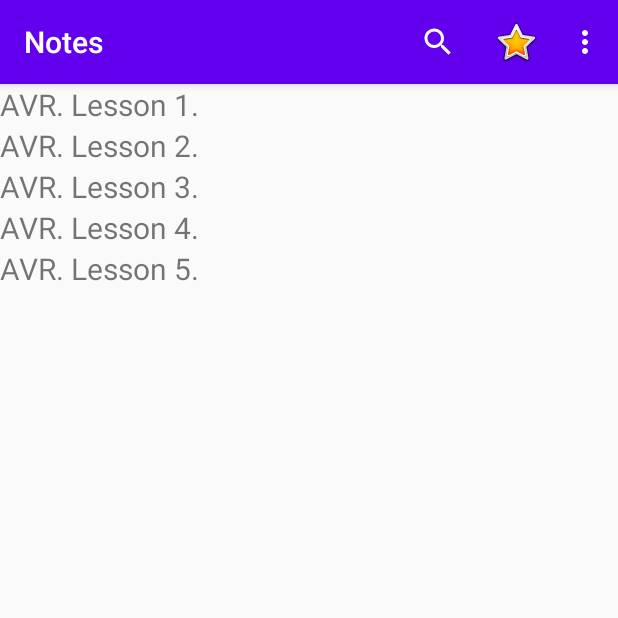
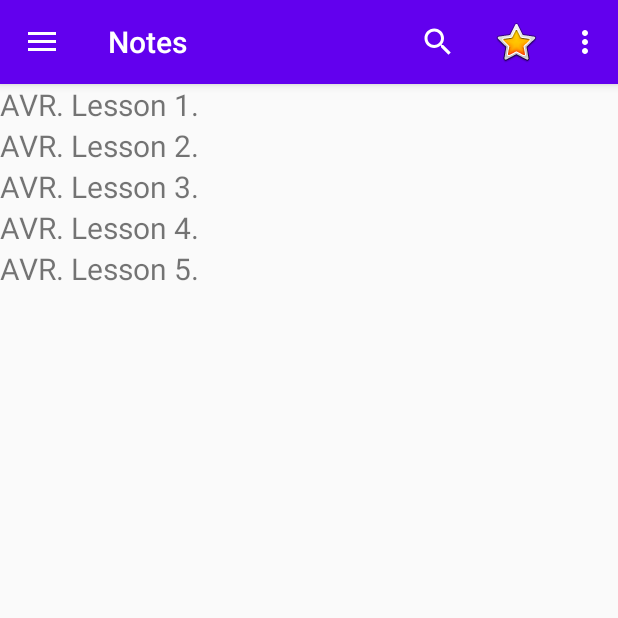
Before and after one commit to profitsw2000/Notes, an Android app: the screen it shows after launch (MainActivity), on a phone screen of 412 x 824 dp, the top half of it. Run offline under Robolectric (Android 15) with nearby library versions, the phone set to English and light mode, and no system bars.

Commit message:
Сделано боковое меню, на кнопки бокового меню поставлены заглушки в виде короткого всплывающего сообщения. Приложение требует доработки, так как в ландшафтной ориентации приложение "падает".

```diff
--- a/app/src/main/java/ru/profitsw2000/MainActivity.java
+++ b/app/src/main/java/ru/profitsw2000/MainActivity.java
@@ -1,5 +1,6 @@
 package ru.profitsw2000;
 
+import androidx.appcompat.app.ActionBarDrawerToggle;
 import androidx.appcompat.app.AppCompatActivity;
 
 import android.os.Bundle;
@@ -9,6 +10,10 @@ import android.widget.Toast;
 
 import androidx.appcompat.widget.Toolbar;
 import androidx.appcompat.widget.SearchView;
+import androidx.core.view.GravityCompat;
+import androidx.drawerlayout.widget.DrawerLayout;
+
+import com.google.android.material.navigation.NavigationView;
 
 import ru.profitsw2000.notes.R;
 
@@ -19,12 +24,49 @@ public class MainActivity extends AppCompatActivity {
         super.onCreate(savedInstanceState);
         setContentView(R.layout.activity_main);
 
-        initToolbar()   ;
+        Toolbar toolbar = initToolbar()   ;
+        initDrawer(toolbar) ;
     }
 
-    private void initToolbar() {
+    private void initDrawer(Toolbar toolbar) {
+
+        Toast toast ;
+
+        final DrawerLayout drawer = findViewById(R.id.drawer_layout);
+        ActionBarDrawerToggle toggle = new ActionBarDrawerToggle(
+                this, drawer, toolbar,
+                R.string.navigation_drawer_open,
+                R.string.navigation_drawer_close);
+                drawer.addDrawerListener(toggle);
+                toggle.syncState();
+
+        // Обработка навигационного меню
+        NavigationView navigationView = findViewById(R.id.nav_view);
+        navigationView.setNavigationItemSelectedListener(new NavigationView.OnNavigationItemSelectedListener() {
+             @Override
+             public boolean onNavigationItemSelected(MenuItem item) {
+                 int id = item.getItemId();
+
+                 switch(id){
+                     case R.id.about:
+                         Toast.makeText(getApplicationContext(),"About...", Toast.LENGTH_LONG).show();  ;
+                         return true;
+                     case R.id.action_main:
+                         Toast.makeText(getApplicationContext(),"Main Page", Toast.LENGTH_LONG).show();
+                         return true;
+                     case R.id.action_history:
+                         Toast.makeText(getApplicationContext(),"History", Toast.LENGTH_LONG).show();  ;
+                         return true;
+                 }
+                 return false;
+             }
+        });
+    }
+
+    private Toolbar initToolbar() {
         Toolbar toolbar = findViewById(R.id.toolbar)    ;
         setSupportActionBar(toolbar);
+        return toolbar  ;
     }
 
     @Override
--- a/app/src/main/res/layout/activity_main.xml
+++ b/app/src/main/res/layout/activity_main.xml
@@ -1,22 +1,23 @@
 <?xml version="1.0" encoding="utf-8"?>
-<androidx.coordinatorlayout.widget.CoordinatorLayout
+<androidx.drawerlayout.widget.DrawerLayout
     xmlns:android="http://schemas.android.com/apk/res/android"
     xmlns:app="http://schemas.android.com/apk/res-auto"
     xmlns:tools="http://schemas.android.com/tools"
+    android:id="@+id/drawer_layout"
     android:layout_width="match_parent"
     android:layout_height="match_parent"
-    tools:context="ru.profitsw2000.MainActivity">
-    <com.google.android.material.appbar.AppBarLayout
+    android:fitsSystemWindows="true"
+    tools:openDrawer="start">
+    <include
+        layout="@layout/app_bar_main"
         android:layout_width="match_parent"
-        android:layout_height="wrap_content"
-        android:theme="@style/AppTheme.AppBarOverlay">
-        <androidx.appcompat.widget.Toolbar
-            android:id="@+id/toolbar"
-            android:layout_width="match_parent"
-            android:layout_height="?attr/actionBarSize"
-            android:background="?attr/colorPrimary"
-            app:popupTheme="@style/AppTheme.PopupOverlay">
-        </androidx.appcompat.widget.Toolbar>
-    </com.google.android.material.appbar.AppBarLayout>
-    <include layout="@layout/content_main" />
-</androidx.coordinatorlayout.widget.CoordinatorLayout>
+        android:layout_height="match_parent" />
+    <com.google.android.material.navigation.NavigationView
+        android:id="@+id/nav_view"
+        android:layout_width="wrap_content"
+        android:layout_height="match_parent"
+        android:layout_gravity="start"
+        android:fitsSystemWindows="true"
+        app:headerLayout="@layout/nav_header_main"
+        app:menu="@menu/main_drawer" />
+</androidx.drawerlayout.widget.DrawerLayout>
--- /dev/null
+++ b/app/src/main/res/layout/app_bar_main.xml
@@ -0,0 +1,22 @@
+<?xml version="1.0" encoding="utf-8"?>
+<androidx.coordinatorlayout.widget.CoordinatorLayout
+    xmlns:android="http://schemas.android.com/apk/res/android"
+    xmlns:app="http://schemas.android.com/apk/res-auto"
+    xmlns:tools="http://schemas.android.com/tools"
+    android:layout_width="match_parent"
+    android:layout_height="match_parent"
+    tools:context="ru.profitsw2000.MainActivity">
+    <com.google.android.material.appbar.AppBarLayout
+        android:layout_width="match_parent"
+        android:layout_height="wrap_content"
+        android:theme="@style/AppTheme.AppBarOverlay">
+        <androidx.appcompat.widget.Toolbar
+            android:id="@+id/toolbar"
+            android:layout_width="match_parent"
+            android:layout_height="?attr/actionBarSize"
+            android:background="?attr/colorPrimary"
+            app:popupTheme="@style/AppTheme.PopupOverlay">
+        </androidx.appcompat.widget.Toolbar>
+    </com.google.android.material.appbar.AppBarLayout>
+    <include layout="@layout/content_main" />
+</androidx.coordinatorlayout.widget.CoordinatorLayout>
--- /dev/null
+++ b/app/src/main/res/menu/main_drawer.xml
@@ -0,0 +1,18 @@
+<?xml version="1.0" encoding="utf-8"?>
+<menu xmlns:android="http://schemas.android.com/apk/res/android">
+    <item
+        android:id="@+id/about"
+        android:icon="@drawable/ic_action_name"
+        android:orderInCategory="100"
+        android:title="@string/about" />
+    <item
+        android:id="@+id/action_main"
+        android:icon="@android:drawable/ic_menu_compass"
+        android:orderInCategory="10"
+        android:title="@string/main"/>
+    <item
+        android:id="@+id/action_history"
+        android:icon="@drawable/ic_history"
+        android:orderInCategory="20"
+        android:title="@string/history"/>
+</menu>
--- /dev/null
+++ b/app/src/main/res/values/dimens.xml
@@ -0,0 +1,5 @@
+<?xml version="1.0" encoding="utf-8"?>
+<resources>
+    <dimen name="nav_header_height">200dp</dimen>
+    <dimen name="nav_header_dimen">40sp</dimen>
+</resources>
--- a/app/src/main/res/values/strings.xml
+++ b/app/src/main/res/values/strings.xml
@@ -5,4 +5,10 @@
     <string name="settings">Settings</string>
     <string name="favorite">Favorite</string>
     <string name="search">Search</string>
+    <string name="main">Main</string>
+    <string name="about">About</string>
+    <string name="history">History</string>
+    <string name="fragment_navigation">Navigation</string>
+    <string name="navigation_drawer_open">Open</string>
+    <string name="navigation_drawer_close">Close</string>
 </resources>
```
Also changed, not shown: app/src/main/res/drawable/side_nav_bar.xml (added, +10 -0 lines), app/src/main/res/layout/nav_header_main.xml (added, +15 -0 lines), app/src/main/res/drawable-hdpi/ic_action_name.png (added), app/src/main/res/drawable-hdpi/ic_history.png (added), app/src/main/res/drawable-mdpi/ic_action_name.png (added), app/src/main/res/drawable-mdpi/ic_history.png (added), app/src/main/res/drawable-xhdpi/ic_action_name.png (added), app/src/main/res/drawable-xhdpi/ic_history.png (added), app/src/main/res/drawable-xxhdpi/ic_action_name.png (added), app/src/main/res/drawable-xxhdpi/ic_history.png (added), app/src/main/res/drawable-xxxhdpi/ic_action_name.png (added), app/src/main/res/drawable-xxxhdpi/ic_history.png (added).
